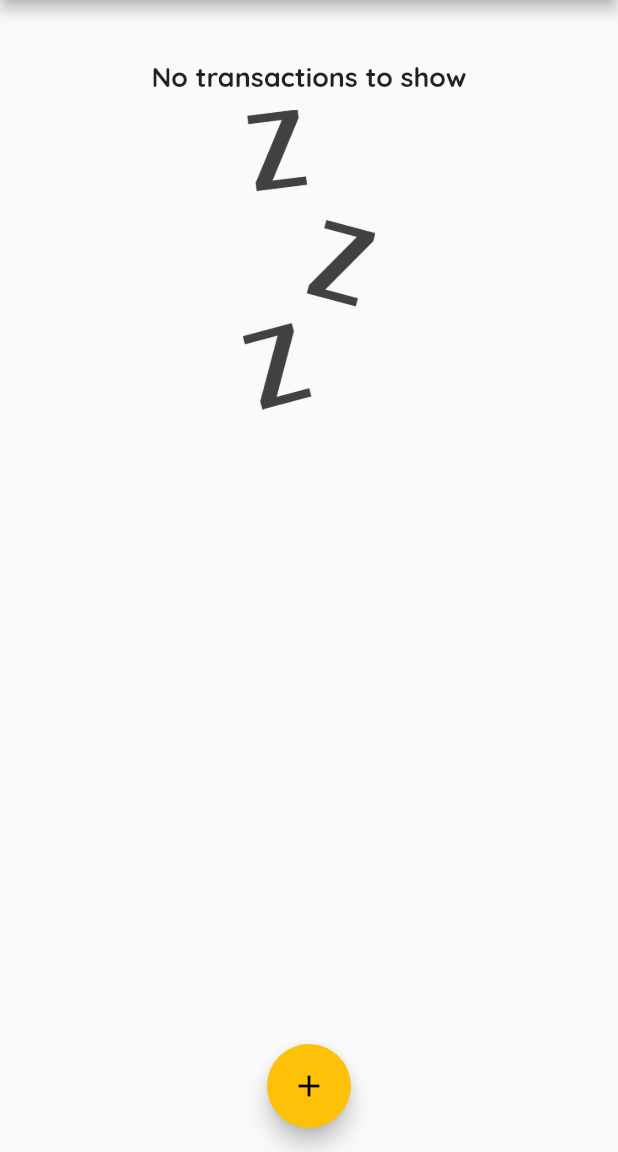
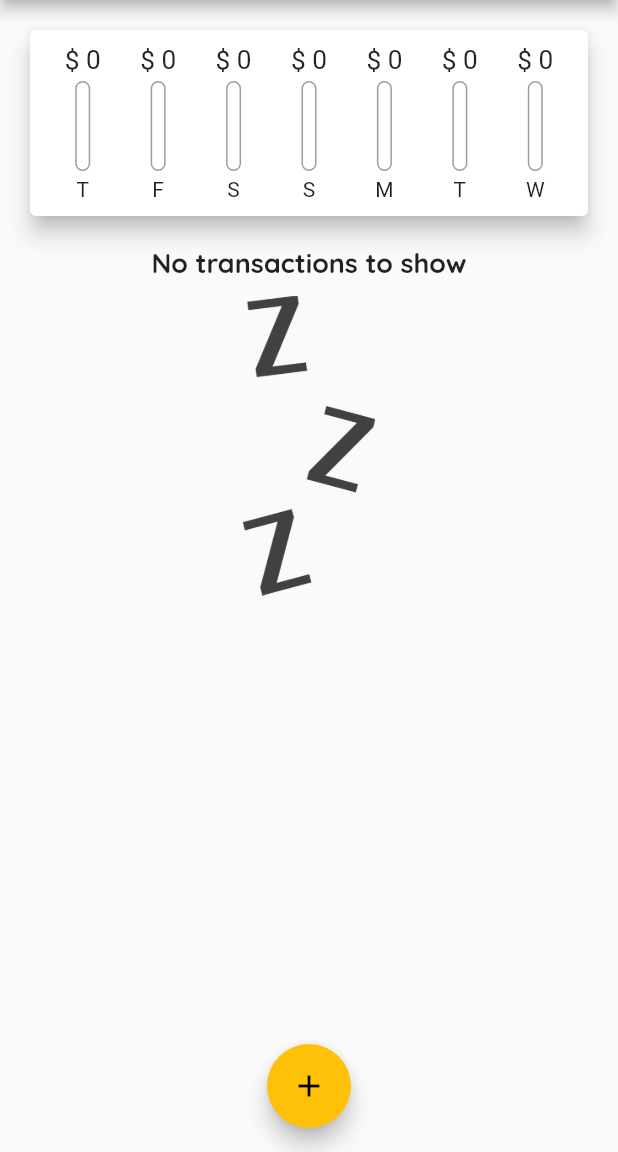
Before and after one commit to BrunoCodeman/flutter_course_expenses_app, a Flutter app: the screen it shows after launch, on a phone screen of 412 x 824 dp, the part 84-1236 px from its top. Run offline on Flutter 3.47's test engine with Material 2 defaults, Android fonts, the phone set to English and light mode, and no system bars.

Commit message:
up to class 109

```diff
--- a/lib/widgets/chart.dart
+++ b/lib/widgets/chart.dart
@@ -1,16 +1,19 @@
 import 'package:flutter/material.dart';
 import 'package:flutter_complete_guide/transaction.dart';
+import 'package:flutter_complete_guide/widgets/chart_bar.dart';
 import 'package:intl/intl.dart';
 
-bool _dateMatcher(Transaction e, DateTime weekDay) {
-  return e.date.day == weekDay.day &&
-      e.date.month == weekDay.month &&
-      e.date.year == weekDay.year;
-}
+bool _dateMatcher(Transaction e, DateTime weekDay) =>
+    e.date.day == weekDay.day &&
+    e.date.month == weekDay.month &&
+    e.date.year == weekDay.year;
 
 class Chart extends StatelessWidget {
   const Chart(this.recentTransactions);
   final List<Transaction> recentTransactions;
+
+  double get totalSpending => groupedTransactionValues.fold(
+      0.0, (sum, item) => sum + (item['amount'] as double));
 
   List<Map<String, Object>> get groupedTransactionValues {
     return List.generate(7, (index) {
@@ -21,18 +24,40 @@ class Chart extends StatelessWidget {
           sum += e.amount;
         }
       }
-      return {'day': DateFormat.E(weekDay), 'amount': sum};
+      return {
+        'day': DateFormat.E().format(weekDay).substring(0, 1),
+        'amount': sum
+      };
     });
   }
 
   @override
   Widget build(BuildContext context) {
+    print(groupedTransactionValues.toString());
     return Card(
       elevation: 6,
       margin: EdgeInsets.all(20),
-      child: Row(
-          //children: [groupedTransacionValues.map((e) => Column())],
-          ),
+      child: Padding(
+        padding: EdgeInsets.all(10),
+        child: Row(
+          mainAxisAlignment: MainAxisAlignment.spaceAround,
+          children: groupedTransactionValues
+              .map(
+                (e) => Flexible(
+                  fit: FlexFit.tight,
+                  child: ChartBar(
+                      e['day'].toString(),
+                      (e['amount'] as double),
+                      totalSpending == 0
+                          ? 0.0
+                          : ((e['amount'] as double) / totalSpending)),
+                ),
+              )
+              .toList()
+              .reversed
+              .toList(),
+        ),
+      ),
     );
   }
 }
--- /dev/null
+++ b/lib/widgets/chart_bar.dart
@@ -0,0 +1,53 @@
+import 'package:flutter/material.dart';
+
+class ChartBar extends StatelessWidget {
+  final String label;
+  final double spendingAmount;
+  final double spendingPctOfTotal;
+  const ChartBar(this.label, this.spendingAmount, this.spendingPctOfTotal);
+
+  @override
+  Widget build(BuildContext context) {
+    return Column(
+      children: [
+        Container(
+          height: 20,
+          child: FittedBox(
+            child: Text("\$ ${spendingAmount.toStringAsFixed(0)}"),
+          ),
+        ),
+        SizedBox(
+          height: 4,
+        ),
+        Container(
+          height: 60,
+          width: 10,
+          child: Stack(
+            children: [
+              Container(
+                decoration: BoxDecoration(
+                  borderRadius: BorderRadius.circular(10),
+                  border: Border.all(
+                    width: 1.0,
+                    color: Colors.grey,
+                  ),
+                ),
+              ),
+              FractionallySizedBox(
+                heightFactor: spendingPctOfTotal,
+                child: Container(
+                  decoration:
+                      BoxDecoration(color: Theme.of(context).primaryColor),
+                ),
+              ),
+            ],
+          ),
+        ),
+        SizedBox(
+          height: 4,
+        ),
+        Text(label),
+      ],
+    );
+  }
+}
```
Also changed, not shown: lib/main.dart (+6 -1 lines), lib/widgets/transaction_list.dart (+19 -33 lines).
